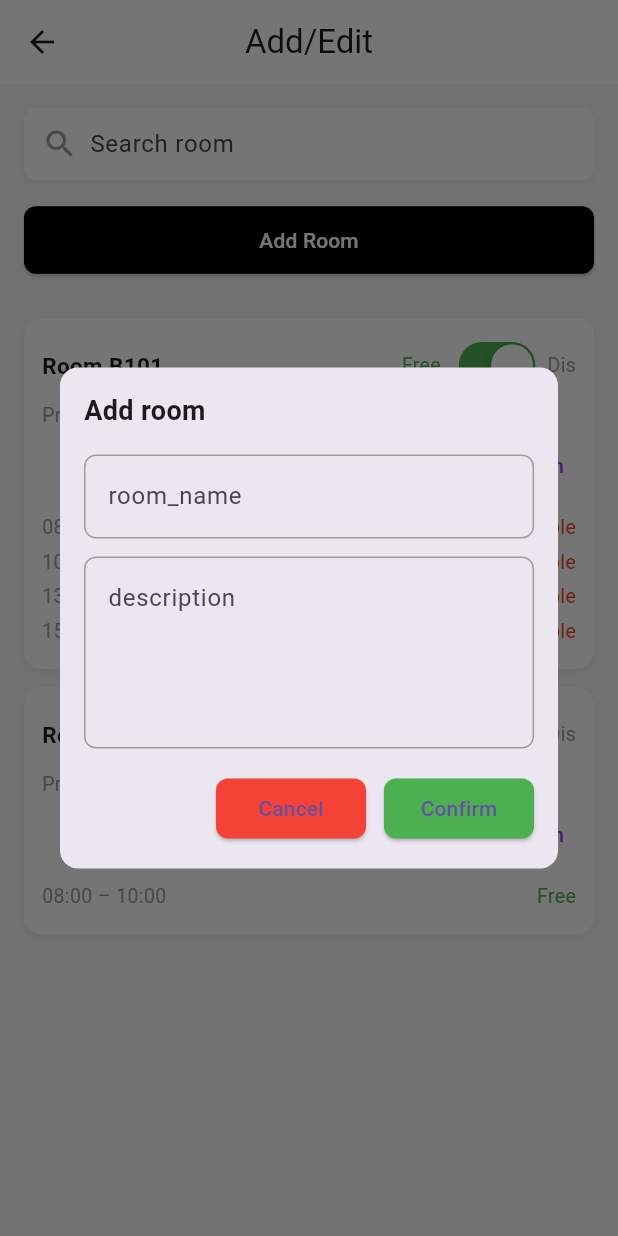
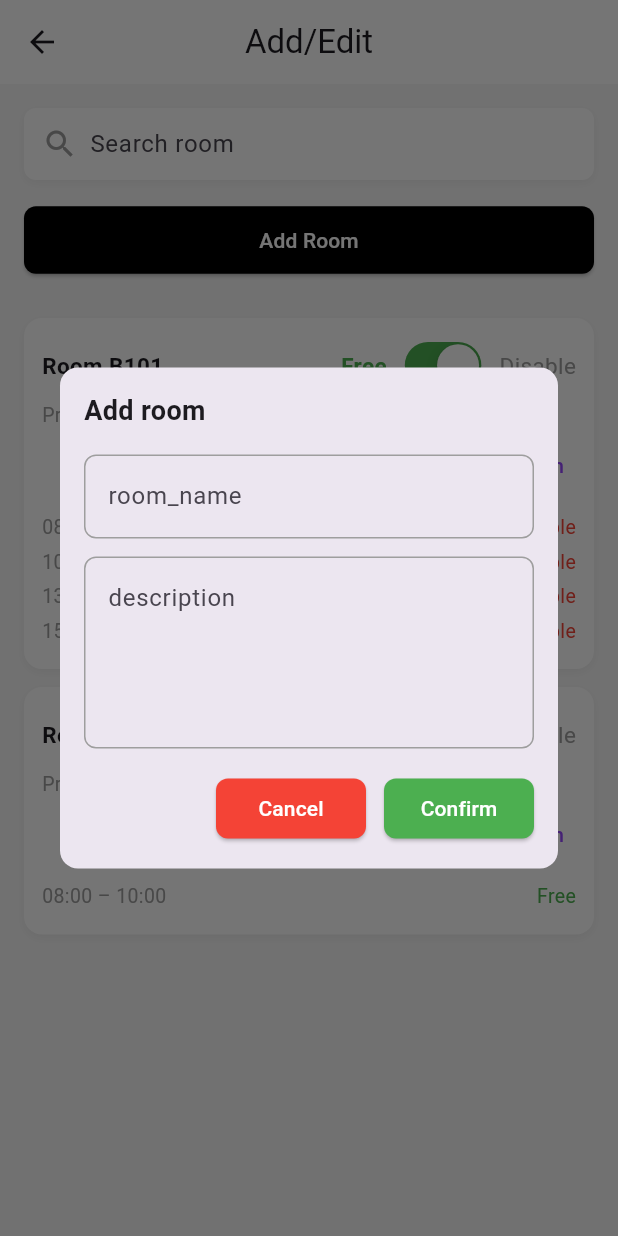
Before and after one commit to 6631501045-TBuaekem/Room_management_system, a Flutter app: the Manageroompage screen opened directly, after a tap on "Add Room", on a phone screen of 412 x 824 dp. Run offline on Flutter 3.47's test engine with Material 3 defaults, Android fonts, the phone set to English and light mode, and no system bars.

Commit message:
แก้ปุ่ม switch ให้ดูดีขึ้นหน่อย

```diff
--- a/flutter_project/lib/pages/staff/manage.dart
+++ b/flutter_project/lib/pages/staff/manage.dart
@@ -100,6 +100,7 @@ class _ManageroompageState extends State<Manageroompage> {
                     onPressed: () => Navigator.pop(context),
                     style: ElevatedButton.styleFrom(
                       backgroundColor: Colors.red,
+                      foregroundColor: Colors.white,
                       minimumSize: const Size(100, 40),
                       shape: RoundedRectangleBorder(
                         borderRadius: BorderRadius.circular(8),
@@ -121,6 +122,7 @@ class _ManageroompageState extends State<Manageroompage> {
                     },
                     style: ElevatedButton.styleFrom(
                       backgroundColor: Colors.green,
+                      foregroundColor: Colors.white,
                       minimumSize: const Size(100, 40),
                       shape: RoundedRectangleBorder(
                         borderRadius: BorderRadius.circular(8),
@@ -198,6 +200,7 @@ class _ManageroompageState extends State<Manageroompage> {
                     onPressed: () => Navigator.pop(context),
                     style: ElevatedButton.styleFrom(
                       backgroundColor: Colors.red,
+                      foregroundColor: Colors.white,
                       minimumSize: const Size(100, 40),
                       shape: RoundedRectangleBorder(
                         borderRadius: BorderRadius.circular(8),
@@ -224,6 +227,7 @@ class _ManageroompageState extends State<Manageroompage> {
                     },
                     style: ElevatedButton.styleFrom(
                       backgroundColor: Colors.green,
+                      foregroundColor: Colors.white,
                       minimumSize: const Size(100, 40),
                       shape: RoundedRectangleBorder(
                         borderRadius: BorderRadius.circular(8),
@@ -352,25 +356,35 @@ class _ManageroompageState extends State<Manageroompage> {
                               ),
                               Row(
                                 children: [
+                                  // Availability control: tapping or toggling changes r['free']
+                                  GestureDetector(
+                                    onTap: () => setState(() => r['free'] = !r['free']),
+                                    child: Row(
+                                      children: [
                                         Text(
-                                    r['free'] ? 'Free' : 'Busy',
+                                          'Free',
                                           style: TextStyle(
                                             color: r['free'] ? Colors.green : Colors.grey,
-                                      fontSize: 13,
+                                            fontSize: 15,
+                                            fontWeight: r['free'] ? FontWeight.w600 : FontWeight.normal,
                                           ),
                                         ),
                                         const SizedBox(width: 8),
                                         CupertinoSwitch(
-                                    value: r['enabled'],
-                                    onChanged: (v) => setState(() => r['enabled'] = v),
+                                          value: r['free'],
+                                          onChanged: (v) => setState(() => r['free'] = v),
                                           activeColor: Colors.green,
                                         ),
-                                  const SizedBox(width: 4),
-                                  const Text(
-                                    'Dis',
+                                        const SizedBox(width: 8),
+                                        Text(
+                                          'Disable',
                                           style: TextStyle(
-                                      fontSize: 13,
-                                      color: Colors.grey,
+                                            color: r['free'] ? Colors.grey : Colors.red,
+                                            fontSize: 15,
+                                            fontWeight: r['free'] ? FontWeight.normal : FontWeight.w600,
+                                          ),
+                                        ),
+                                      ],
                                     ),
                                   ),
                                 ],
```
Lines whose indentation alone changed are shown as unchanged.
